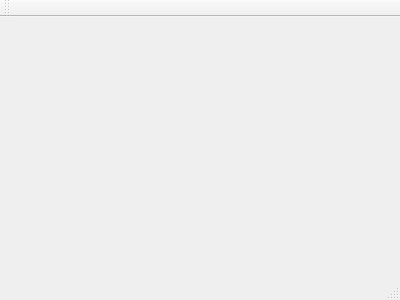
Above: test_app/mainwindow.ui from abibas/webcamCaptureNewDesign before the change. Below: the same form after it.
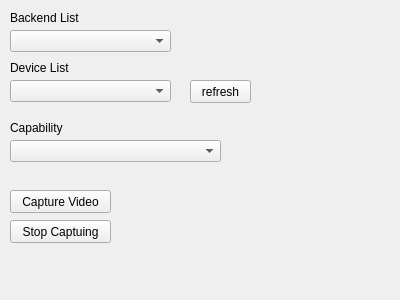
That is the form after the change.

Commit message: Added example of Available backends

Diff of the .ui file:
```diff
--- a/test_app/mainwindow.ui
+++ b/test_app/mainwindow.ui
@@ -12,13 +12,118 @@
   <property name="windowTitle" >
    <string>MainWindow</string>
   </property>
-  <widget class="QMenuBar" name="menuBar" />
-  <widget class="QToolBar" name="mainToolBar" />
-  <widget class="QWidget" name="centralWidget" />
-  <widget class="QStatusBar" name="statusBar" />
+  <widget class="QWidget" name="centralWidget">
+   <widget class="QComboBox" name="deviceComboBox">
+    <property name="geometry">
+     <rect>
+      <x>10</x>
+      <y>80</y>
+      <width>161</width>
+      <height>22</height>
+     </rect>
+    </property>
+   </widget>
+   <widget class="QLabel" name="deviceListLabel">
+    <property name="geometry">
+     <rect>
+      <x>10</x>
+      <y>60</y>
+      <width>71</width>
+      <height>16</height>
+     </rect>
+    </property>
+    <property name="text">
+     <string>Device List</string>
+    </property>
+   </widget>
+   <widget class="QPushButton" name="deviceListRefresh">
+    <property name="geometry">
+     <rect>
+      <x>190</x>
+      <y>80</y>
+      <width>61</width>
+      <height>23</height>
+     </rect>
+    </property>
+    <property name="text">
+     <string>refresh</string>
+    </property>
+   </widget>
+   <widget class="QLabel" name="capabilityLabel">
+    <property name="geometry">
+     <rect>
+      <x>10</x>
+      <y>120</y>
+      <width>71</width>
+      <height>16</height>
+     </rect>
+    </property>
+    <property name="text">
+     <string>Capability</string>
+    </property>
+   </widget>
+   <widget class="QComboBox" name="capabilityComboBox">
+    <property name="geometry">
+     <rect>
+      <x>10</x>
+      <y>140</y>
+      <width>211</width>
+      <height>22</height>
+     </rect>
+    </property>
+   </widget>
+   <widget class="QPushButton" name="captureVideoBtn">
+    <property name="geometry">
+     <rect>
+      <x>10</x>
+      <y>190</y>
+      <width>101</width>
+      <height>23</height>
+     </rect>
+    </property>
+    <property name="text">
+     <string>Capture Video</string>
+    </property>
+   </widget>
+   <widget class="QPushButton" name="stopCapturingBtn">
+    <property name="geometry">
+     <rect>
+      <x>10</x>
+      <y>220</y>
+      <width>101</width>
+      <height>23</height>
+     </rect>
+    </property>
+    <property name="text">
+     <string>Stop Captuing</string>
+    </property>
+   </widget>
+   <widget class="QLabel" name="BackendListLabel">
+    <property name="geometry">
+     <rect>
+      <x>10</x>
+      <y>10</y>
+      <width>71</width>
+      <height>16</height>
+     </rect>
+    </property>
+    <property name="text">
+     <string>Backend List</string>
+    </property>
+   </widget>
+   <widget class="QComboBox" name="backendListComboBox">
+    <property name="geometry">
+     <rect>
+      <x>10</x>
+      <y>30</y>
+      <width>161</width>
+      <height>22</height>
+     </rect>
+    </property>
+   </widget>
+  </widget>
  </widget>
- <layoutDefault spacing="6" margin="11" />
- <pixmapfunction></pixmapfunction>
+ <layoutdefault spacing="6" margin="11"/>
  <resources/>
  <connections/>
 </ui>
```
Left out of the diff: 7 changed lines with no effect on the pictures. The commit also changes 2 other files.
